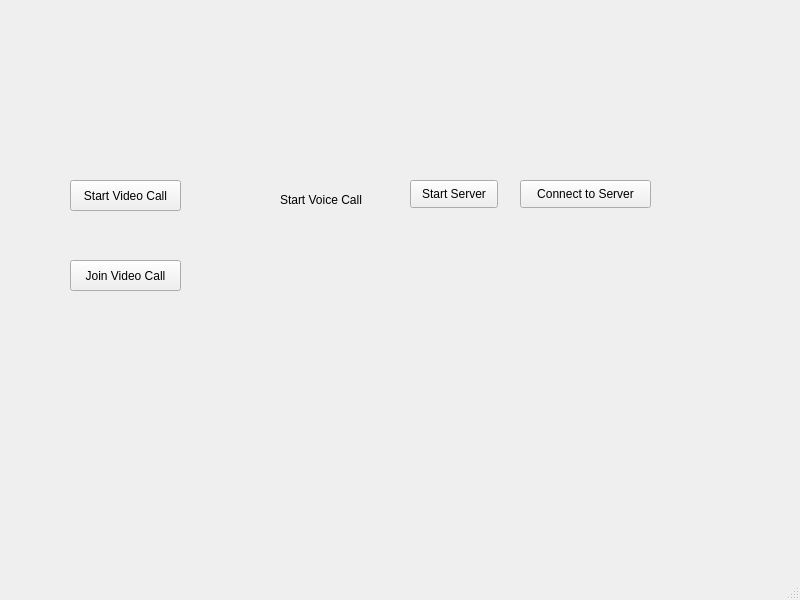
First picture: the form in mainwindow.ui, repository peteradeojo/mini-zoom-project, before the edit.
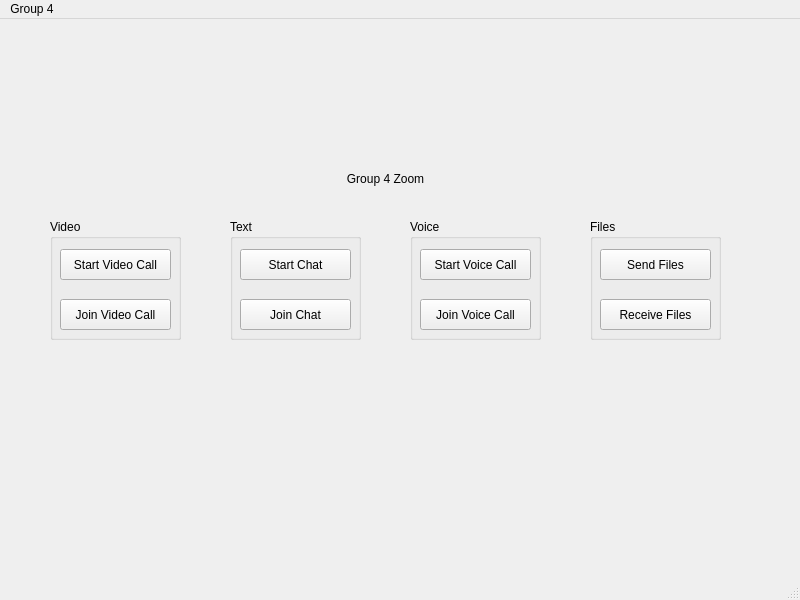
Second picture: the form after the edit.

Commit message: omo server starting and plugging up

What changed in the file:
```diff
--- a/mainwindow.ui
+++ b/mainwindow.ui
@@ -20,69 +20,176 @@
      <verstretch>0</verstretch>
     </sizepolicy>
    </property>
-   <widget class="QLabel" name="label_2">
+   <widget class="QGroupBox" name="VideoGroup">
+    <property name="geometry">
+     <rect>
+      <x>50</x>
+      <y>200</y>
+      <width>131</width>
+      <height>121</height>
+     </rect>
+    </property>
+    <property name="title">
+     <string>Video</string>
+    </property>
+    <widget class="QPushButton" name="initVideoBtn">
+     <property name="geometry">
+      <rect>
+       <x>10</x>
+       <y>30</y>
+       <width>111</width>
+       <height>31</height>
+      </rect>
+     </property>
+     <property name="text">
+      <string>Start Video Call</string>
+     </property>
+    </widget>
+    <widget class="QPushButton" name="joinVcBtn">
+     <property name="geometry">
+      <rect>
+       <x>10</x>
+       <y>80</y>
+       <width>111</width>
+       <height>31</height>
+      </rect>
+     </property>
+     <property name="text">
+      <string>Join Video Call</string>
+     </property>
+    </widget>
+   </widget>
+   <widget class="QGroupBox" name="TextGroup">
+    <property name="geometry">
+     <rect>
+      <x>230</x>
+      <y>200</y>
+      <width>131</width>
+      <height>121</height>
+     </rect>
+    </property>
+    <property name="title">
+     <string>Text</string>
+    </property>
+    <widget class="QPushButton" name="initTextChat">
+     <property name="geometry">
+      <rect>
+       <x>10</x>
+       <y>30</y>
+       <width>111</width>
+       <height>31</height>
+      </rect>
+     </property>
+     <property name="text">
+      <string>Start Chat</string>
+     </property>
+    </widget>
+    <widget class="QPushButton" name="joinTextChat">
+     <property name="geometry">
+      <rect>
+       <x>10</x>
+       <y>80</y>
+       <width>111</width>
+       <height>31</height>
+      </rect>
+     </property>
+     <property name="text">
+      <string>Join Chat</string>
+     </property>
+    </widget>
+   </widget>
+   <widget class="QGroupBox" name="VoiceGroup">
+    <property name="geometry">
+     <rect>
+      <x>410</x>
+      <y>200</y>
+      <width>131</width>
+      <height>121</height>
+     </rect>
+    </property>
+    <property name="title">
+     <string>Voice</string>
+    </property>
+    <widget class="QPushButton" name="initVoice">
+     <property name="geometry">
+      <rect>
+       <x>10</x>
+       <y>30</y>
+       <width>111</width>
+       <height>31</height>
+      </rect>
+     </property>
+     <property name="text">
+      <string>Start Voice Call</string>
+     </property>
+    </widget>
+    <widget class="QPushButton" name="joinVoiceCall">
+     <property name="geometry">
+      <rect>
+       <x>10</x>
+       <y>80</y>
+       <width>111</width>
+       <height>31</height>
+      </rect>
+     </property>
+     <property name="text">
+      <string>Join Voice Call</string>
+     </property>
+    </widget>
+   </widget>
+   <widget class="QGroupBox" name="FilesGroup">
+    <property name="geometry">
+     <rect>
+      <x>590</x>
+      <y>200</y>
+      <width>131</width>
+      <height>121</height>
+     </rect>
+    </property>
+    <property name="title">
+     <string>Files</string>
+    </property>
+    <widget class="QPushButton" name="sendFiles">
+     <property name="geometry">
+      <rect>
+       <x>10</x>
+       <y>30</y>
+       <width>111</width>
+       <height>31</height>
+      </rect>
+     </property>
+     <property name="text">
+      <string>Send Files</string>
+     </property>
+    </widget>
+    <widget class="QPushButton" name="joinVcBtn_4">
+     <property name="geometry">
+      <rect>
+       <x>10</x>
+       <y>80</y>
+       <width>111</width>
+       <height>31</height>
+      </rect>
+     </property>
+     <property name="text">
+      <string>Receive Files</string>
+     </property>
+    </widget>
+   </widget>
+   <widget class="QLabel" name="label">
     <property name="geometry">
      <rect>
       <x>280</x>
-      <y>190</y>
-      <width>111</width>
+      <y>150</y>
+      <width>211</width>
       <height>19</height>
      </rect>
     </property>
     <property name="text">
-     <string>Start Voice Call</string>
+     <string>Group 4 Zoom</string>
     </property>
-   </widget>
-   <widget class="QPushButton" name="startServerButton">
-    <property name="geometry">
-     <rect>
-      <x>410</x>
-      <y>180</y>
-      <width>88</width>
-      <height>28</height>
-     </rect>
-    </property>
-    <property name="text">
-     <string>Start Server</string>
-    </property>
-   </widget>
-   <widget class="QPushButton" name="connectButton">
-    <property name="geometry">
-     <rect>
-      <x>520</x>
-      <y>180</y>
-      <width>131</width>
-      <height>28</height>
-     </rect>
-    </property>
-    <property name="text">
-     <string>Connect to Server</string>
-    </property>
-   </widget>
-   <widget class="QPushButton" name="initVideoBtn">
-    <property name="geometry">
-     <rect>
-      <x>70</x>
-      <y>180</y>
-      <width>111</width>
-      <height>31</height>
-     </rect>
-    </property>
-    <property name="text">
-     <string>Start Video Call</string>
-    </property>
-   </widget>
-   <widget class="QPushButton" name="joinVcBtn">
-    <property name="geometry">
-     <rect>
-      <x>70</x>
-      <y>260</y>
-      <width>111</width>
-      <height>31</height>
-     </rect>
-    </property>
-    <property name="text">
-     <string>Join Video Call</string>
+    <property name="alignment">
+     <set>Qt::AlignmentFlag::AlignCenter</set>
     </property>
    </widget>
   </widget>
@@ -95,6 +202,12 @@
      <height>24</height>
     </rect>
    </property>
+   <widget class="QMenu" name="menuGroup_4">
+    <property name="title">
+     <string>Group 4</string>
+    </property>
+   </widget>
+   <addaction name="menuGroup_4"/>
   </widget>
   <widget class="QStatusBar" name="statusbar"/>
  </widget>
```
The commit also changes 8 other files.
